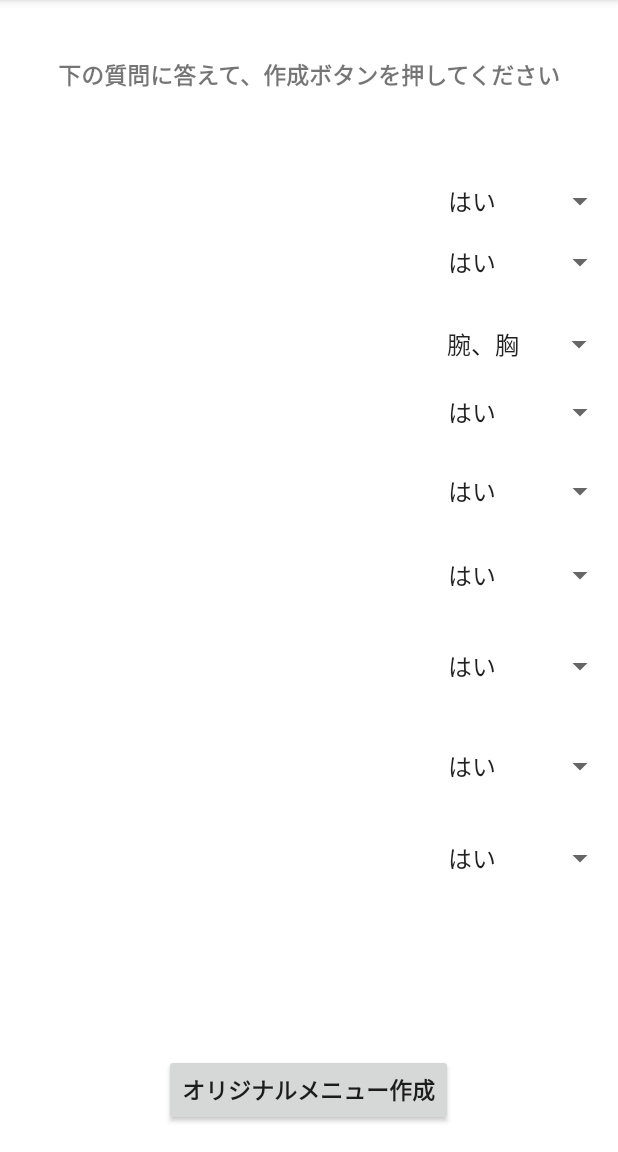
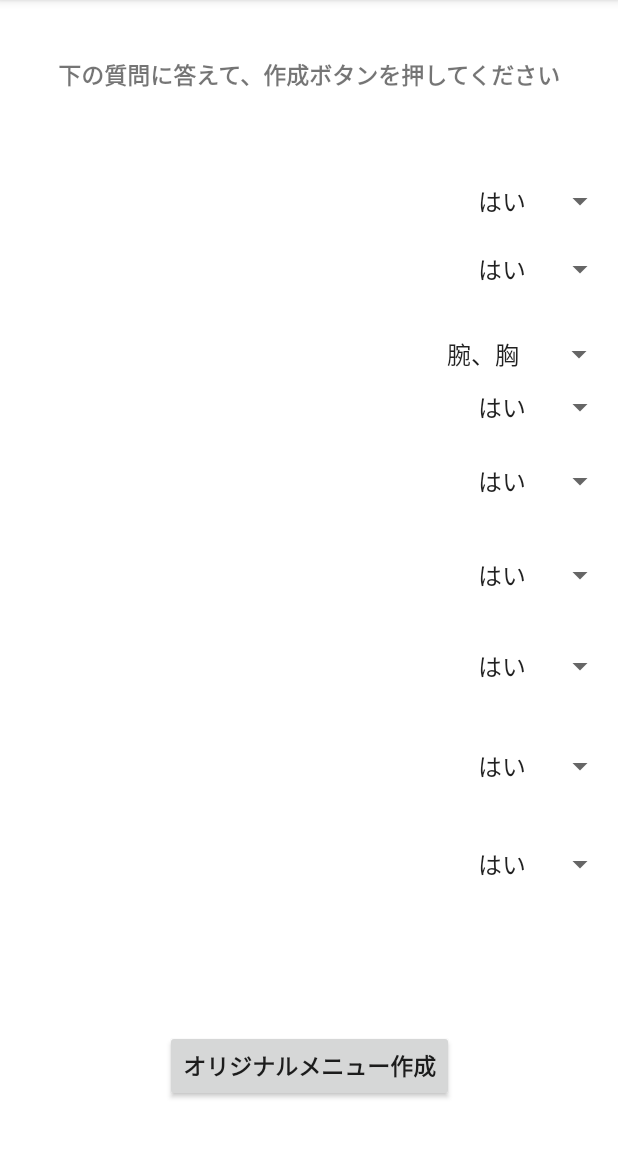
Before and after one commit to Takumi-Shimotsu/MTSS, an Android app: the Original_menu screen opened directly, with no data from a screen before it, on a phone screen of 412 x 824 dp, the part 84-1236 px from its top. Run offline under Robolectric (Android 15) with nearby library versions, the phone set to English and light mode, and no system bars; 2 statements that could not run were skipped.

Commit message:
complete Spinner

```diff
--- a/app/src/main/java/to/msn/wings/mtss/Original_menu.java
+++ b/app/src/main/java/to/msn/wings/mtss/Original_menu.java
@@ -22,7 +22,7 @@ public class Original_menu extends AppCompatActivity {
             "4. 週に2日以上運動している",
             "5. 運動部に所属した経験が\n    ありますか",
             "6. 20Kg程度(ママチャリなど)を\n    軽く持ち上げることが出来る",
-            "7. 腹筋が20秒間で35回以上できる",
+            "7. 腹筋が20秒間で\n    35回以上できる",
             "8. 20Kgの段ボールを\n    持ち上げることが出来る",
             "9. 長距離の移動(10Km程度)を\n    自転車で走っても疲れない"
     };
--- a/app/src/main/res/layout/original_menu.xml
+++ b/app/src/main/res/layout/original_menu.xml
@@ -22,7 +22,7 @@
 
     <Spinner
         android:id="@+id/q1"
-        android:layout_width="120dp"
+        android:layout_width="100dp"
         android:layout_height="wrap_content"
         android:entries="@array/spinner_yesno"
         app:layout_constraintBottom_toBottomOf="parent"
@@ -34,8 +34,9 @@
 
     <Spinner
         android:id="@+id/q2"
-        android:layout_width="120dp"
+        android:layout_width="100dp"
         android:layout_height="wrap_content"
+        android:layout_marginTop="5dp"
         android:entries="@array/spinner_yesno"
         app:layout_constraintBottom_toBottomOf="parent"
         app:layout_constraintEnd_toEndOf="parent"
@@ -48,6 +49,7 @@
         android:id="@+id/q3"
         android:layout_width="120dp"
         android:layout_height="wrap_content"
+        android:layout_marginTop="10dp"
         android:entries="@array/spinner_bui"
         app:layout_constraintBottom_toBottomOf="parent"
         app:layout_constraintEnd_toEndOf="parent"
@@ -58,8 +60,9 @@
 
     <Spinner
         android:id="@+id/q4"
-        android:layout_width="120dp"
+        android:layout_width="100dp"
         android:layout_height="wrap_content"
+        android:layout_marginBottom="10dp"
         android:entries="@array/spinner_yesno"
         app:layout_constraintBottom_toBottomOf="parent"
         app:layout_constraintEnd_toEndOf="parent"
@@ -70,8 +73,9 @@
 
     <Spinner
         android:id="@+id/q5"
-        android:layout_width="120dp"
+        android:layout_width="100dp"
         android:layout_height="wrap_content"
+        android:layout_marginBottom="15dp"
         android:entries="@array/spinner_yesno"
         app:layout_constraintBottom_toBottomOf="parent"
         app:layout_constraintEnd_toEndOf="parent"
@@ -82,7 +86,7 @@
 
     <Spinner
         android:id="@+id/q6"
-        android:layout_width="120dp"
+        android:layout_width="100dp"
         android:layout_height="wrap_content"
         android:entries="@array/spinner_yesno"
         app:layout_constraintBottom_toBottomOf="parent"
@@ -94,7 +98,7 @@
 
     <Spinner
         android:id="@+id/q7"
-        android:layout_width="120dp"
+        android:layout_width="100dp"
         android:layout_height="wrap_content"
         android:entries="@array/spinner_yesno"
         app:layout_constraintBottom_toBottomOf="parent"
@@ -106,7 +110,7 @@
 
     <Spinner
         android:id="@+id/q8"
-        android:layout_width="120dp"
+        android:layout_width="100dp"
         android:layout_height="wrap_content"
         android:entries="@array/spinner_yesno"
         app:layout_constraintBottom_toBottomOf="parent"
@@ -118,8 +122,9 @@
 
     <Spinner
         android:id="@+id/q9"
-        android:layout_width="120dp"
+        android:layout_width="100dp"
         android:layout_height="wrap_content"
+        android:layout_marginTop="15dp"
         android:entries="@array/spinner_yesno"
         app:layout_constraintBottom_toBottomOf="parent"
         app:layout_constraintEnd_toEndOf="parent"
@@ -146,12 +151,11 @@
         android:layout_width="wrap_content"
         android:layout_height="wrap_content"
         android:text="オリジナルメニュー作成"
+        android:textSize="15dp"
         android:textStyle="bold"
-        android:textSize="15dp"
         app:layout_constraintBottom_toBottomOf="parent"
         app:layout_constraintEnd_toEndOf="parent"
-        app:layout_constraintHorizontal_bias="0.498"
         app:layout_constraintStart_toStartOf="parent"
         app:layout_constraintTop_toTopOf="parent"
-        app:layout_constraintVertical_bias="0.976" />
+        app:layout_constraintVertical_bias="0.954" />
 </android.support.constraint.ConstraintLayout>
```
